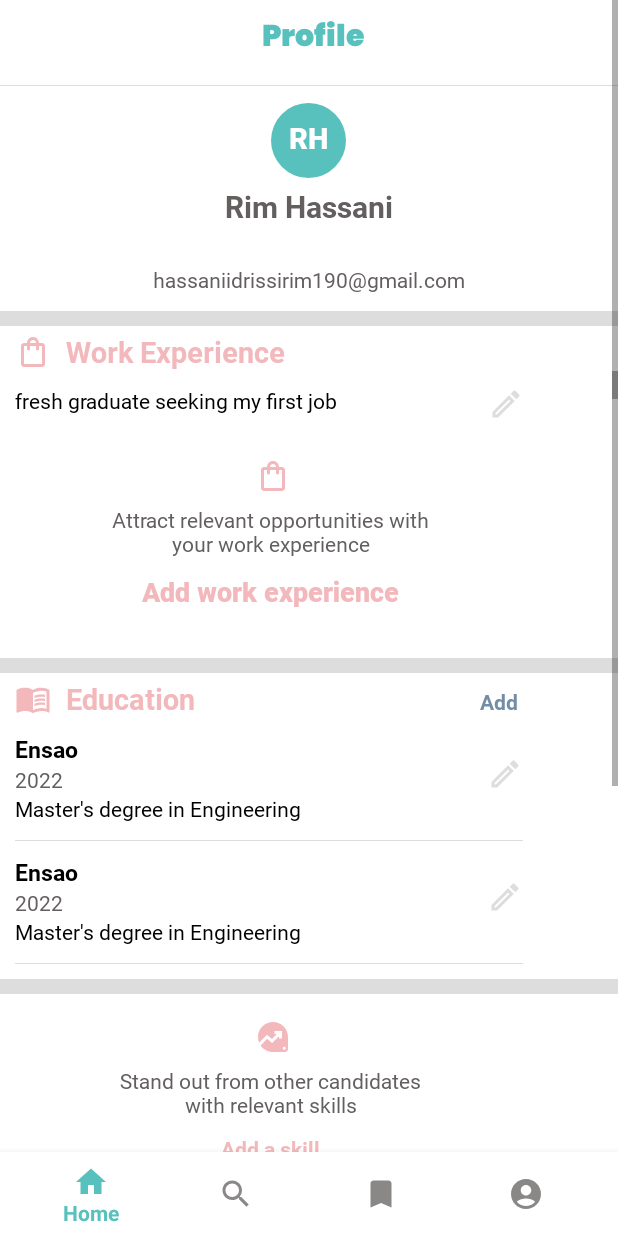
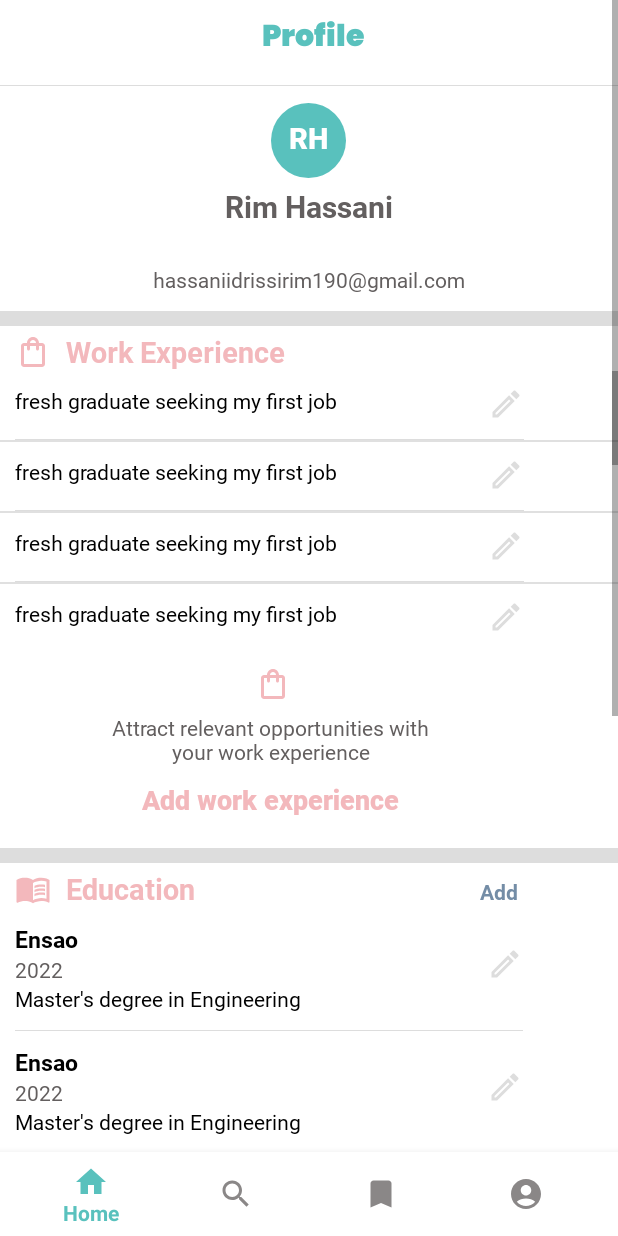
Before and after one commit to chorouk-elbojaddaini/AndroidProject, an Android app: the fragment ProfileFragment placed in its activity, on a phone screen of 412 x 824 dp. Run offline under Robolectric (Android 15) with nearby library versions, the phone set to English and light mode, and no system bars.

```diff
--- a/app/src/main/java/com/example/reachme2/ProfileFragment.java
+++ b/app/src/main/java/com/example/reachme2/ProfileFragment.java
@@ -78,9 +78,19 @@ public class ProfileFragment extends Fragment implements View.OnClickListener  {
         List<WorkExperienceItem> workExperienceList = new ArrayList<>();
         workExperienceList.add(new WorkExperienceItem("fullstack dev"));
         workExperienceList.add(new WorkExperienceItem("backend dev"));
+        workExperienceList.add(new WorkExperienceItem("backend dev"));
+        workExperienceList.add(new WorkExperienceItem("backend dev"));
+        workExperienceList.add(new WorkExperienceItem("backend dev"));
+        workExperienceList.add(new WorkExperienceItem("backend dev"));
+        workExperienceList.add(new WorkExperienceItem("backend dev"));
+        workExperienceList.add(new WorkExperienceItem("backend dev"));
+        workExperienceList.add(new WorkExperienceItem("backend dev"));
+        workExperienceList.add(new WorkExperienceItem("backend dev"));
+        workExperienceList.add(new WorkExperienceItem("backend dev"));
 
 
-        ListView workExperienceListView = v.findViewById(R.id.work_experience_list_view);
+
+        ListView workExperienceListView = (ListView) v.findViewById(R.id.work_experience_list_view);
         workExperienceListView.setAdapter( new WorkExperienceAdapter(getContext(),workExperienceList));
         // Inflate the layout for this fragment
 
--- a/app/src/main/res/layout/fragment_profile.xml
+++ b/app/src/main/res/layout/fragment_profile.xml
@@ -132,14 +132,19 @@
                         />
                 </LinearLayout>
 
-                <ListView
-                    android:id="@+id/work_experience_list_view"
-                    android:layout_width="wrap_content"
-                    android:layout_height="wrap_content"></ListView>
+               <LinearLayout
+                   android:layout_width="wrap_content"
+                   android:layout_height="wrap_content"
+                   >
+                   <ListView
+                       android:id="@+id/work_experience_list_view"
+                       android:layout_width="wrap_content"
+                       android:layout_height="180dp"></ListView>
+               </LinearLayout>
 
                 <LinearLayout
                     android:layout_width="match_parent"
-                    android:layout_height="150dp"
+                    android:layout_height="match_parent"
                     android:orientation="vertical"
                     >
 
@@ -147,6 +152,7 @@
                         android:layout_width="wrap_content"
                         android:layout_height="wrap_content"
                         android:layout_marginLeft="-20dp"
+                        android:layout_marginBottom="20dp"
                         android:orientation="vertical">
 
                         <TextView
```
Also changed, not shown: 1 other file.
